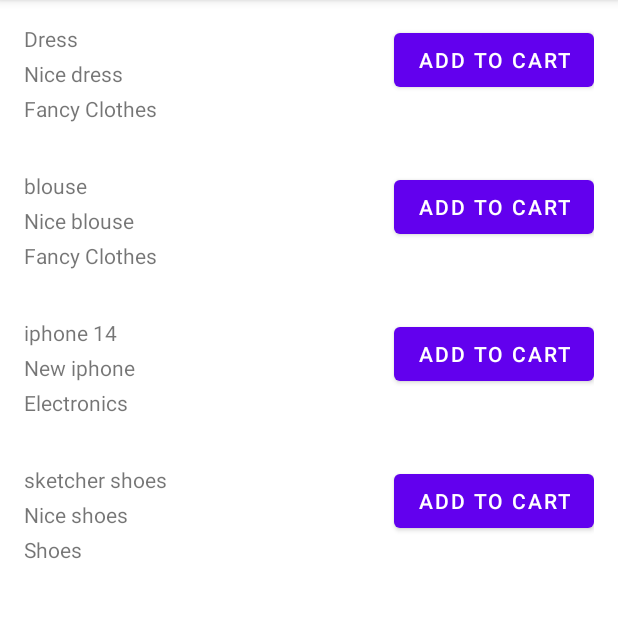
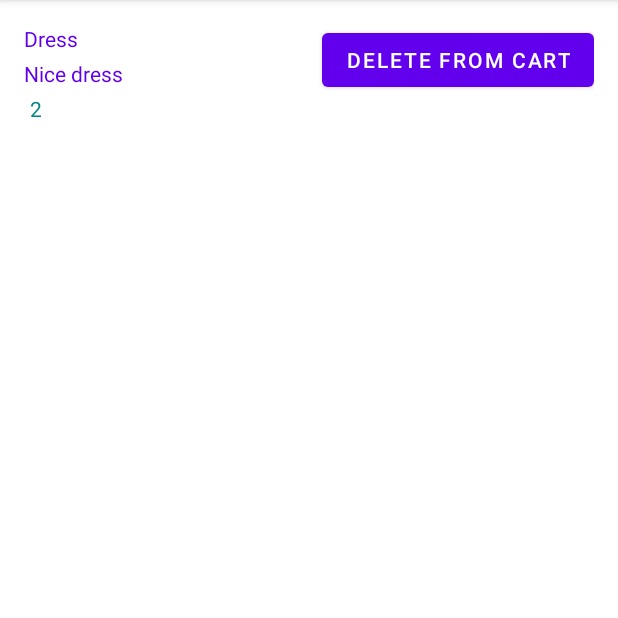
Before and after one commit to devabir93/sqlite, an Android app: the screen it shows after launch (CartActivity), after a tap on "Cart", on a phone screen of 412 x 824 dp, the part 84-702 px from its top. Run offline under Robolectric (Android 15) with nearby library versions, the phone set to English and light mode, and no system bars.

Commit message:
implement cart

```diff
--- a/app/build.gradle
+++ b/app/build.gradle
@@ -35,7 +35,7 @@ android {
 dependencies {
 
     implementation 'androidx.appcompat:appcompat:1.6.1'
-    implementation 'com.google.android.material:material:1.9.0'
+    implementation 'com.google.android.material:material:1.6.0'
     implementation 'androidx.constraintlayout:constraintlayout:2.1.4'
     testImplementation 'junit:junit:4.13.2'
     androidTestImplementation 'androidx.test.ext:junit:1.1.5'
--- a/app/src/main/java/ucas/android/sqlite/ProductsAdapterReccylerview.java
+++ b/app/src/main/java/ucas/android/sqlite/ProductsAdapterReccylerview.java
@@ -12,19 +12,27 @@ import androidx.recyclerview.widget.RecyclerView;
 import java.util.ArrayList;
 
 import ucas.android.sqlite.model.Product;
+import ucas.android.sqlite.ui.CartActivity;
 
-public  class ProductsAdapterReccylerview extends RecyclerView.Adapter<ProductsAdapterReccylerview.ProductViewholder> {
+public class ProductsAdapterReccylerview extends RecyclerView.Adapter<ProductsAdapterReccylerview.ProductViewholder> {
     ArrayList<Product> productArrayList;
     ProductListener productListener;
-    public ProductsAdapterReccylerview(ArrayList<Product> productArrayList,ProductListener productListener) {
+    String src;
+
+    public ProductsAdapterReccylerview(String src, ArrayList<Product> productArrayList, ProductListener productListener) {
         this.productArrayList = productArrayList;
         this.productListener = productListener;
+        this.src = src;
     }
 
     @NonNull
     @Override
     public ProductsAdapterReccylerview.ProductViewholder onCreateViewHolder(@NonNull ViewGroup parent, int viewType) {
-        View view = LayoutInflater.from(parent.getContext()).inflate(R.layout.list_item_product , parent , false);
+        int resource = R.layout.list_item_product;
+        if(src.equals(CartActivity.class.getSimpleName())){
+            resource= R.layout.list_item_cart;
+        }
+        View view = LayoutInflater.from(parent.getContext()).inflate(resource, parent, false);
         return new ProductViewholder(view);
     }
 
@@ -32,36 +40,51 @@ public  class ProductsAdapterReccylerview extends RecyclerView.Adapter<ProductsA
     public void onBindViewHolder(@NonNull ProductsAdapterReccylerview.ProductViewholder holder, int position) {
 
         Product product = productArrayList.get(holder.getAdapterPosition());
-        if(product==null)
+        if (product == null)
             return;
         holder.nameTv.setText(product.getName());
         holder.descTv.setText(product.getDescription());
-        holder.categoryTv.setText(product.getCategoryName());
-        holder.addToCartBtn.setOnClickListener(new View.OnClickListener() {
+        if(holder.quantityTv!=null)
+            holder.quantityTv.setText(product.getQuantity()+"");
+        if(holder.categoryTv!=null)
+            holder.categoryTv.setText(product.getCategoryName());
+        if(holder.addToCartBtn!=null)
+            holder.addToCartBtn.setOnClickListener(new View.OnClickListener() {
             @Override
             public void onClick(View v) {
-                productListener.onAddToCart(product.getId(),position+2);
+                productListener.onAddToCart(product.getId(), position + 2);
             }
         });
+
+        if(holder.deleteFromCartBtn!=null)
+            holder.deleteFromCartBtn.setOnClickListener(new View.OnClickListener() {
+                @Override
+                public void onClick(View v) {
+                    productListener.deleteFromCart(product.getId(), position);
+                }
+            });
     }
 
     @Override
     public int getItemCount() {
-        if(productArrayList!=null)
+        if (productArrayList != null)
             return productArrayList.size();
         return 0;
     }
 
-    static class ProductViewholder extends RecyclerView.ViewHolder{
+    static class ProductViewholder extends RecyclerView.ViewHolder {
 
-        TextView nameTv , descTv, categoryTv;
-        Button addToCartBtn;
+        TextView nameTv, descTv, categoryTv,quantityTv;
+        Button addToCartBtn,deleteFromCartBtn;
+
         public ProductViewholder(@NonNull View itemView) {
             super(itemView);
             nameTv = itemView.findViewById(R.id.product_name_tv);
             descTv = itemView.findViewById(R.id.product_Desc_tv);
             categoryTv = itemView.findViewById(R.id.product_category_tv);
+            quantityTv = itemView.findViewById(R.id.quantity_value_tv);
             addToCartBtn = itemView.findViewById(R.id.add_to_cart_btn);
+            deleteFromCartBtn = itemView.findViewById(R.id.delete_from_cart_btn);
         }
     }
 }
--- a/app/src/main/java/ucas/android/sqlite/db/DBManager.java
+++ b/app/src/main/java/ucas/android/sqlite/db/DBManager.java
@@ -112,15 +112,15 @@ public class DBManager {
     }
 
     public ArrayList<Product> fetchCart() {
-        String[] columns = new String[] { DatabaseHelper._ID, DatabaseHelper.QUANTITY};
+        String[] columns = new String[] { DatabaseHelper.PRODUCT_ID, DatabaseHelper.QUANTITY};
         Cursor cursor = database.query(DatabaseHelper.TABLE_CART, columns, null, null, null, null, null);
         ArrayList<Product> productArrayList = new ArrayList<>();
-        if (cursor != null) {
-            cursor.moveToFirst();
+        if (cursor != null && cursor.moveToFirst()) {
             do{
                 int id =cursor.getInt(0);
                 int quantity = cursor.getInt(1);
-                Cursor cursorProduct = database.rawQuery("select * from "+DatabaseHelper.TABLE_PRODUCTS +" where "+DatabaseHelper._ID+" = "+id,null);
+                Cursor cursorProduct = database.rawQuery("select * from "+DatabaseHelper.TABLE_PRODUCTS +" where "+DatabaseHelper._ID+" = ?",new String[]{String.valueOf(id)});
+                cursorProduct.moveToFirst();
                 Product product = getProduct(cursorProduct);
                 product.setQuantity(quantity);
                 productArrayList.add(product);
@@ -135,8 +135,12 @@ public class DBManager {
         return database.update(DatabaseHelper.TABLE_STUDENTS, contentValues, DatabaseHelper._ID + " = " + student.getId(), null);
     }
 
-    public void delete(long _id) {
-        database.delete(DatabaseHelper.TABLE_STUDENTS, DatabaseHelper._ID + "=" + _id, null);
+    public int deleteFromCart(long id) {
+//        database.execSQL("delete from "+DatabaseHelper.TABLE_CART + " where "+DatabaseHelper.PRODUCT_ID + " = ? ",new String[]{String.valueOf(id)});
+        //int row =database.delete(DatabaseHelper.TABLE_CART, DatabaseHelper.PRODUCT_ID + "= ?" , new String[]{String.valueOf(id)});
+        int row =database.delete(DatabaseHelper.TABLE_CART,null,null);
+        //database.close();
+        return row;
     }
 
 }
--- a/app/src/main/java/ucas/android/sqlite/ui/CartActivity.java
+++ b/app/src/main/java/ucas/android/sqlite/ui/CartActivity.java
@@ -5,6 +5,7 @@ import androidx.recyclerview.widget.LinearLayoutManager;
 
 import android.os.Bundle;
 import android.util.Log;
+import android.view.View;
 
 import java.util.ArrayList;
 
@@ -13,10 +14,6 @@ import ucas.android.sqlite.ProductsAdapterReccylerview;
 import ucas.android.sqlite.databinding.ActivityCartBinding;
 import ucas.android.sqlite.db.DBManager;
 import ucas.android.sqlite.model.Product;
-
-//private final String MY_QUERY = "SELECT * FROM table_a a INNER JOIN table_b b ON a.id=b.other_id WHERE b.property_id=?";
-
-       // db.rawQuery(MY_QUERY, new String[]{String.valueOf(propertyId)});
 
 public class CartActivity extends AppCompatActivity {
 
@@ -28,15 +25,29 @@ public class CartActivity extends AppCompatActivity {
         super.onCreate(savedInstanceState);
         binding = ActivityCartBinding.inflate(getLayoutInflater());
         setContentView(binding.getRoot());
-        db = new DBManager(this);
-        db.open();
-        ArrayList<Product> productArrayList = db.fetchProducts();
-        initAdapter(productArrayList);
+        db = new DBManager(this).open();
+        ArrayList<Product> productArrayList = db.fetchCart();
+        if(productArrayList!=null && productArrayList.size()>0) {
+            binding.productsRv.setVisibility(View.VISIBLE);
+            binding.emptyLayout.container.setVisibility(View.GONE);
+            initAdapter(productArrayList);
+        }else{
+            binding.productsRv.setVisibility(View.GONE);
+            binding.emptyLayout.container.setVisibility(View.VISIBLE);
+        }
         Log.d(MainActivity.class.getSimpleName(), productArrayList.toString());
     }
 
+
+    @Override
+    protected void onDestroy() {
+        super.onDestroy();
+        if(db!=null)
+            db.close();
+    }
+
     private void initAdapter(ArrayList<Product> productArrayList) {
-        productsAdapterReccylerview = new ProductsAdapterReccylerview(productArrayList, new ProductListener() {
+        productsAdapterReccylerview = new ProductsAdapterReccylerview(CartActivity.class.getSimpleName(),productArrayList, new ProductListener() {
             @Override
             public void onAddToCart(int productId, int count) {
 
@@ -44,7 +55,12 @@ public class CartActivity extends AppCompatActivity {
 
             @Override
             public void deleteFromCart(int productId, int pos) {
-
+                int rows =db.deleteFromCart(productId);
+               Log.d("deleteFromCart",rows+"");
+                if(rows > 0 ){
+                    productArrayList.remove(pos);
+                    productsAdapterReccylerview.notifyItemRemoved(pos);
+                }
             }
         });
         binding.productsRv.setAdapter(productsAdapterReccylerview);
--- a/app/src/main/java/ucas/android/sqlite/ui/MainActivity.java
+++ b/app/src/main/java/ucas/android/sqlite/ui/MainActivity.java
@@ -49,9 +49,20 @@ public class MainActivity extends AppCompatActivity implements ProductListener,
         initAdapter(productArrayList);
         Log.d(MainActivity.class.getSimpleName(), productArrayList.toString());
     }
+    @Override
+    protected void onResume() {
+        super.onResume();
 
+    }
+
+    @Override
+    protected void onDestroy() {
+        super.onDestroy();
+        if(db!=null)
+            db.close();
+    }
     private void initAdapter(ArrayList<Product> productArrayList) {
-        productsAdapterReccylerview = new ProductsAdapterReccylerview(productArrayList, this);
+        productsAdapterReccylerview = new ProductsAdapterReccylerview(MainActivity.class.getSimpleName(),productArrayList, this);
         binding.productsRv.setAdapter(productsAdapterReccylerview);
         binding.productsRv.setLayoutManager(new LinearLayoutManager(this));
     }
--- a/app/src/main/res/layout/activity_cart.xml
+++ b/app/src/main/res/layout/activity_cart.xml
@@ -5,6 +5,9 @@
     android:layout_width="match_parent"
     android:layout_height="match_parent"
     tools:context=".ui.CartActivity">
+    <include
+        android:id="@+id/empty_layout"
+        layout="@layout/empty_layout"/>
     <androidx.recyclerview.widget.RecyclerView
         app:layout_constraintTop_toTopOf="parent"
         app:layout_constraintStart_toStartOf="parent"
@@ -12,6 +15,5 @@
         android:id="@+id/products_rv"
         android:layout_width="0dp"
         android:layout_height="wrap_content"
-
         />
 </androidx.constraintlayout.widget.ConstraintLayout>
--- /dev/null
+++ b/app/src/main/res/layout/list_item_cart.xml
@@ -0,0 +1,55 @@
+<?xml version="1.0" encoding="utf-8"?>
+<androidx.constraintlayout.widget.ConstraintLayout xmlns:android="http://schemas.android.com/apk/res/android"
+    android:layout_width="match_parent"
+    android:layout_height="wrap_content"
+    android:padding="16dp"
+    xmlns:app="http://schemas.android.com/apk/res-auto">
+
+    <TextView
+        android:id="@+id/product_name_tv"
+        app:layout_constraintEnd_toStartOf="@id/delete_from_cart_btn"
+        app:layout_constraintTop_toTopOf="parent"
+        app:layout_constraintStart_toStartOf="parent"
+        android:layout_width="0dp"
+        android:textColor="@color/purple_500"
+        android:layout_height="wrap_content"
+        />
+    <TextView
+        android:id="@+id/product_Desc_tv"
+        android:textColor="@color/purple_500"
+        android:layout_marginTop="4dp"
+        app:layout_constraintEnd_toStartOf="@id/delete_from_cart_btn"
+        app:layout_constraintTop_toBottomOf="@id/product_name_tv"
+        app:layout_constraintStart_toStartOf="@id/product_name_tv"
+        android:layout_width="0dp"
+        android:layout_height="wrap_content"
+        />
+
+    <TextView
+        android:id="@+id/quantity_lb"
+        android:textColor="@color/purple_500"
+        android:layout_marginTop="4dp"
+        app:layout_constraintTop_toBottomOf="@id/product_Desc_tv"
+        app:layout_constraintStart_toStartOf="@id/product_name_tv"
+        android:layout_width="wrap_content"
+        android:layout_height="wrap_content"
+        />
+    <TextView
+        android:id="@+id/quantity_value_tv"
+        android:layout_marginTop="4dp"
+        android:textColor="@color/teal_700"
+        android:layout_marginStart="4dp"
+        app:layout_constraintTop_toBottomOf="@id/product_Desc_tv"
+        app:layout_constraintStart_toEndOf="@id/quantity_lb"
+        android:layout_width="wrap_content"
+        android:layout_height="wrap_content"
+        />
+    <Button
+        android:id="@+id/delete_from_cart_btn"
+        app:layout_constraintEnd_toEndOf="parent"
+        app:layout_constraintTop_toTopOf="@id/product_name_tv"
+        android:layout_width="wrap_content"
+        android:layout_height="wrap_content"
+        android:text="Delete From cart"
+        />
+</androidx.constraintlayout.widget.ConstraintLayout>
--- a/app/src/main/res/values/colors.xml
+++ b/app/src/main/res/values/colors.xml
@@ -7,4 +7,5 @@
     <color name="teal_700">#FF018786</color>
     <color name="black">#FF000000</color>
     <color name="white">#FFFFFFFF</color>
+    <color name="grey">#F4F0F0</color>
 </resources>
```
Also changed, not shown: app/src/main/java/ucas/android/sqlite/model/Product.java (+9 -0 lines), app/src/main/res/layout/empty_layout.xml (added, +17 -0 lines).
